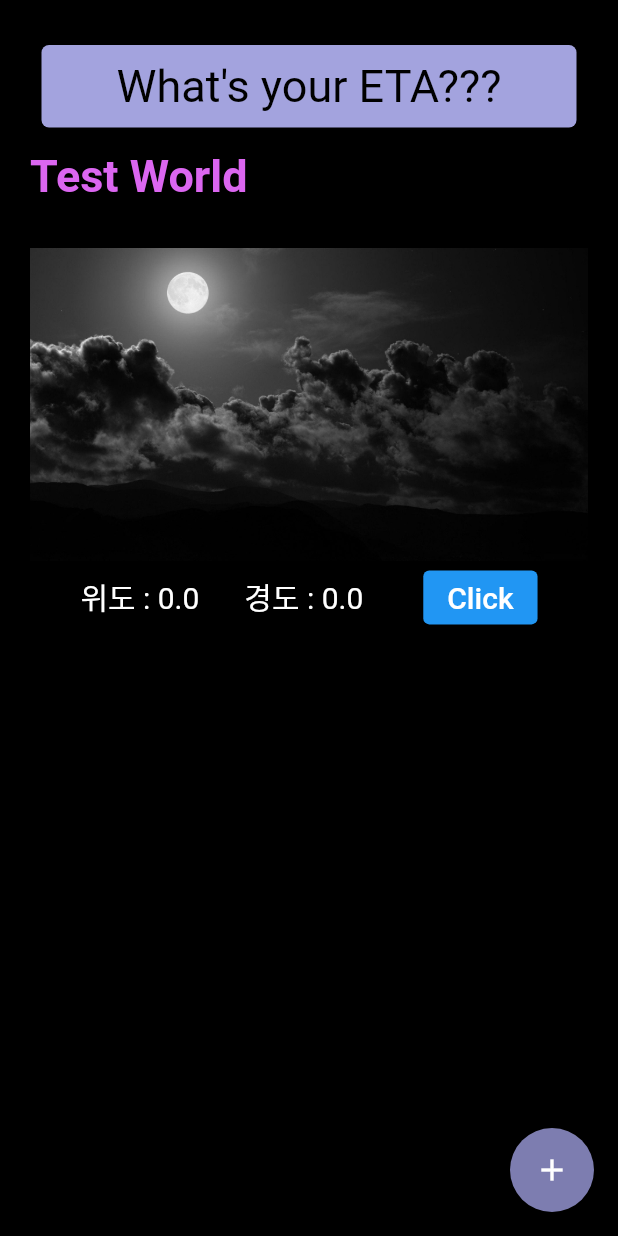
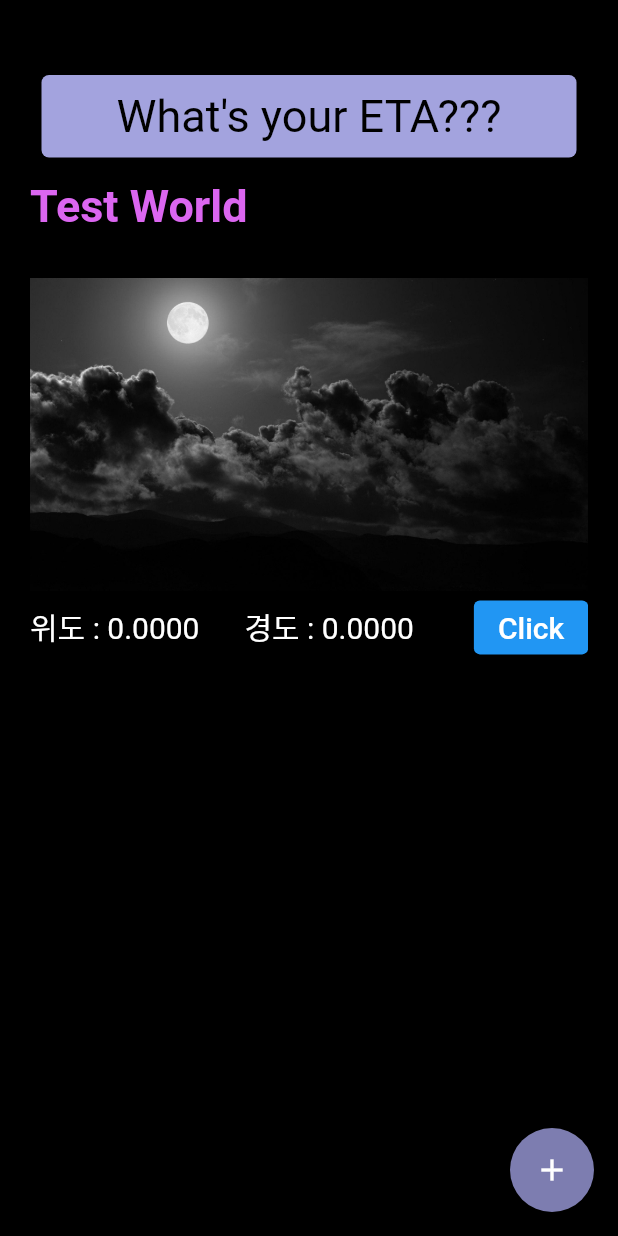
Before and after one commit to Lustytail/checklist, a Flutter app: the Home screen opened directly, on a phone screen of 412 x 824 dp. Run offline on Flutter 3.47's test engine with Material 2 defaults, Android fonts, the phone set to English and light mode, and no system bars; our stand-ins replace geolocator; missing offline and left inert: day_night_switch.

Commit message:
add Theme swich button

```diff
--- a/lib/main.dart
+++ b/lib/main.dart
@@ -1,5 +1,6 @@
 import 'package:flutter/material.dart';
 import 'widgets/home.dart';
+import 'widgets/themeButton.dart';
 
 void main() {
   runApp(const MyApp());
@@ -14,7 +15,7 @@ class MyApp extends StatelessWidget {
     return const MaterialApp(
       title: 'Flutter Page',
       debugShowCheckedModeBanner: false,
-      home: Home(),
+      home: ThemeButton(),
     );
   }
 }
--- a/lib/widgets/home.dart
+++ b/lib/widgets/home.dart
@@ -18,7 +18,7 @@ class Home extends StatelessWidget {
           crossAxisAlignment: CrossAxisAlignment.center,
           children: [
             const SizedBox(
-              height: 30,
+              height: 50,
             ),
             Container(
               decoration: BoxDecoration(
--- a/lib/widgets/location.dart
+++ b/lib/widgets/location.dart
@@ -29,11 +29,13 @@ class _GPSWidgetState extends State<GPSWidget> {
 
   @override
   Widget build(BuildContext context) {
-    return Row(
+    return SingleChildScrollView(
+      scrollDirection: Axis.horizontal,
+      child: Row(
         mainAxisAlignment: MainAxisAlignment.center,
         children: [
           Text(
-          '위도 : $_latitude',
+            '위도 : ${_latitude.toStringAsFixed(4)}',
             style: const TextStyle(
               color: Colors.white,
               fontSize: 20,
@@ -44,7 +46,7 @@ class _GPSWidgetState extends State<GPSWidget> {
             width: 30,
           ),
           Text(
-          '경도 : $_longitude',
+            '경도 : ${_longitude.toStringAsFixed(4)}',
             style: const TextStyle(
               color: Colors.white,
               fontSize: 20,
@@ -64,6 +66,7 @@ class _GPSWidgetState extends State<GPSWidget> {
             ),
           ),
         ],
+      ),
     );
   }
 }
--- a/pubspec.yaml
+++ b/pubspec.yaml
@@ -36,6 +36,7 @@ dependencies:
   # Use with the CupertinoIcons class for iOS style icons.
   cupertino_icons: ^1.0.2
   geolocator: ^8.0.1
+  day_night_switch:
 
 dev_dependencies:
   flutter_test:
```
Also changed, not shown: lib/widgets/themeButton.dart (added, +71 -0 lines), pubspec.lock. Lines whose indentation alone changed are shown as unchanged.
